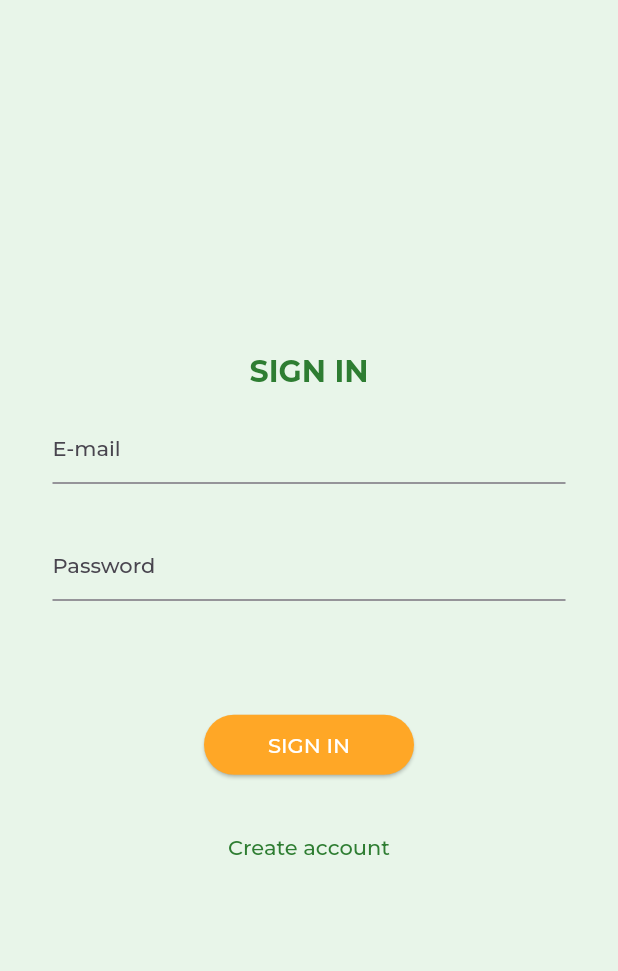
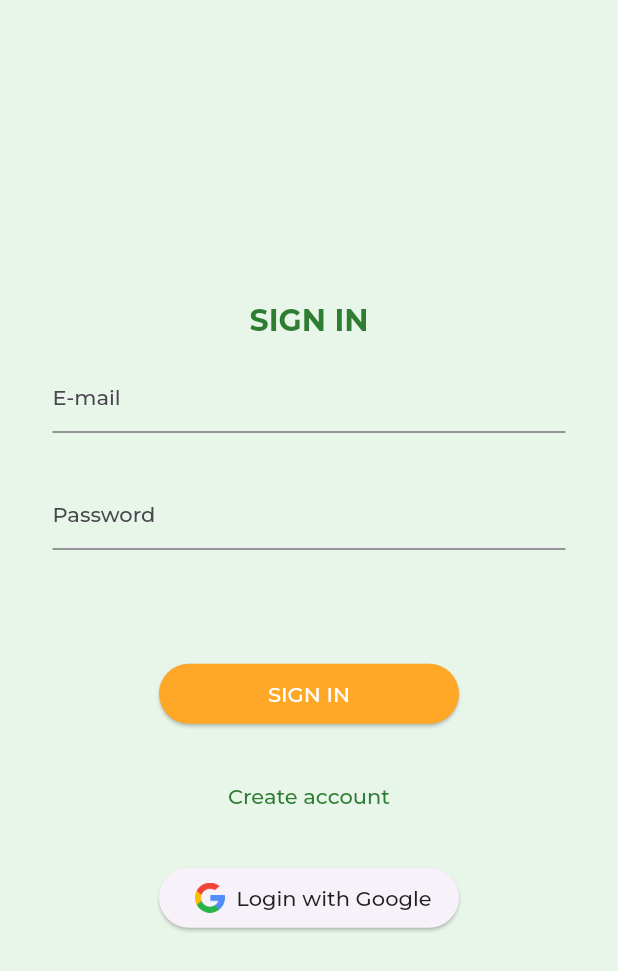
Before and after one commit to Aduzja/im_still_waiting, a Flutter app: the screen it shows after launch, on a phone screen of 412 x 824 dp. Shown: the top 971 px of the screen. Run offline on Flutter 3.47's test engine with Material 2 defaults, Android fonts, the phone set to English and light mode, and no system bars; our stand-ins replace cloud_firestore, firebase_auth, firebase_core, flutter_bloc, google_fonts, google_nav_bar and 1 more; accounts and stored records are empty.

Commit message:
Add login with Google

```diff
--- a/lib/features/login/pages/login_page.dart
+++ b/lib/features/login/pages/login_page.dart
@@ -1,5 +1,6 @@
 import 'package:flutter/material.dart';
 import 'package:flutter_bloc/flutter_bloc.dart';
+import 'package:google_sign_in/google_sign_in.dart';
 import 'package:im_still_waiting/features/login/cubit/login_cubit.dart';
 
 class LoginPage extends StatefulWidget {
@@ -58,11 +59,10 @@ class _LoginPageState extends State<LoginPage> {
               Padding(
                 padding: const EdgeInsets.only(top: 20, bottom: 20),
                 child: SizedBox(
-                  width: 140,
+                  width: 200,
                   child: ElevatedButton(
                     style: ElevatedButton.styleFrom(
-                      backgroundColor:
-                          Colors.orange.shade400,
+                      backgroundColor: Colors.orange.shade400,
                     ),
                     onPressed: () async {
                       if (isCreatingAccount == true) {
@@ -124,6 +124,8 @@ class _LoginPageState extends State<LoginPage> {
                   ),
                 ),
               ],
+              const SizedBox(height: 20),
+              LoginIn(),
             ],
           ),
         ),
@@ -131,3 +133,37 @@ class _LoginPageState extends State<LoginPage> {
     );
   }
 }
+
+class LoginIn extends StatelessWidget {
+  LoginIn({super.key});
+
+  final GoogleSignIn _googleSignIn = GoogleSignIn();
+
+  @override
+  Widget build(BuildContext context) {
+    return SizedBox(
+      width: 200,
+      child: ElevatedButton(
+        onPressed: () {
+          _googleSignIn.signIn().then((value) {
+            // String userName = value!.displayName!;
+            // String profilePicture = value.photoUrl!;
+          });
+        },
+        child: Row(
+          mainAxisAlignment: MainAxisAlignment.center,
+          children: [
+            Image.asset(
+              "assets/google_icon.png",
+              height: 20,
+            ),
+            const Text(
+              '  Login with Google',
+              style: TextStyle(color: Colors.black87),
+            ),
+          ],
+        ),
+      ),
+    );
+  }
+}
```
Also changed, not shown: pubspec.yaml (+3 -5 lines), assets/google_icon.png (added), pubspec.lock, 1 other file.
